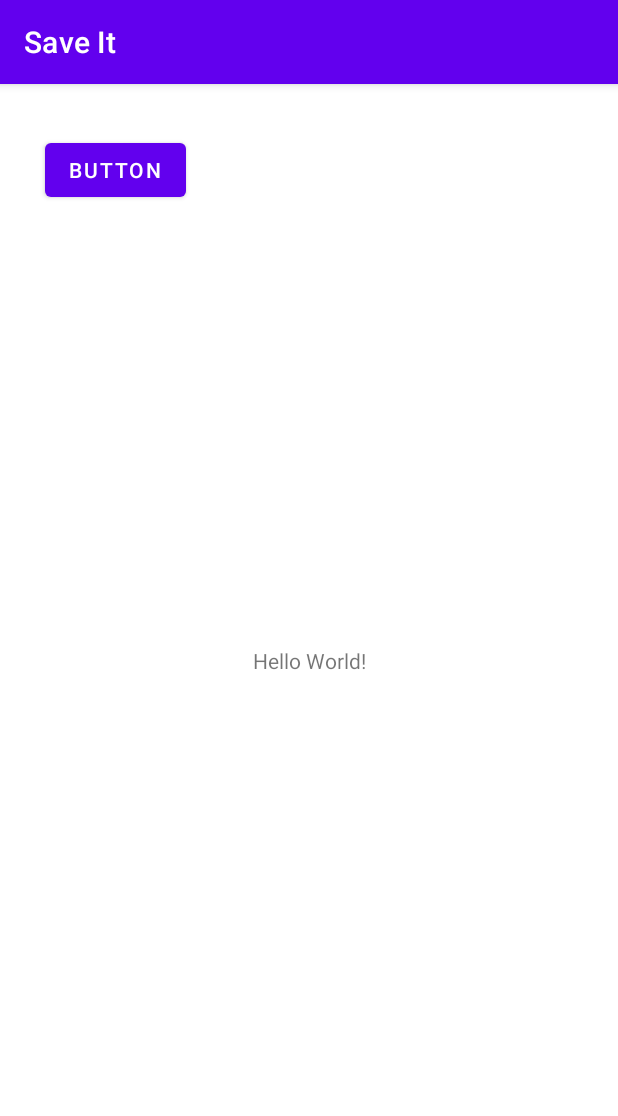
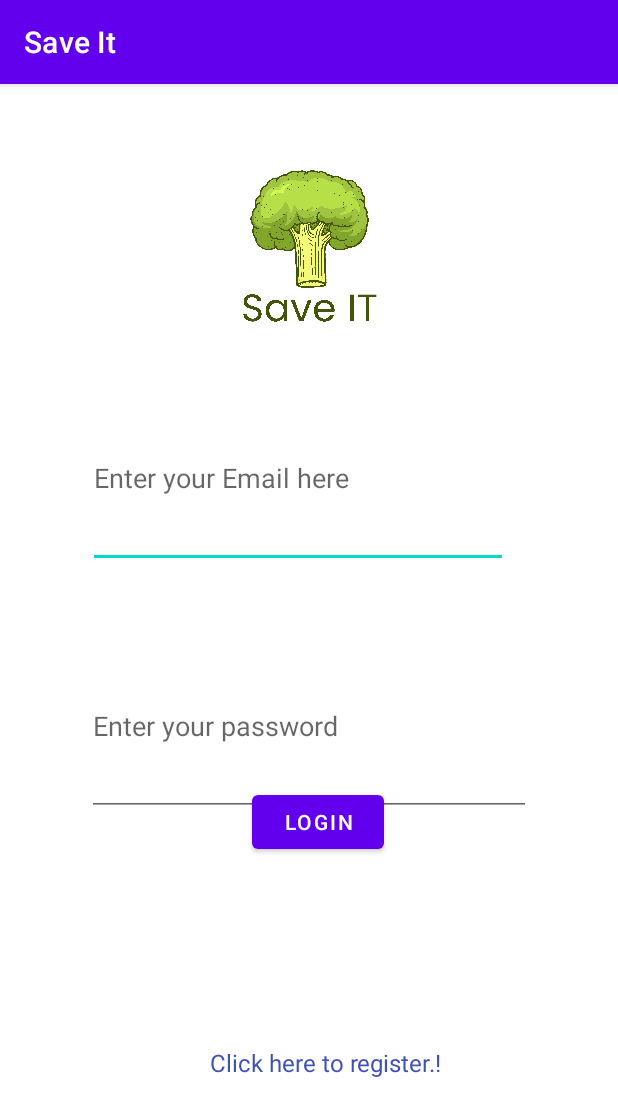
Before and after one commit to CSIS3175-inclass/SaveIt, an Android app: the screen it shows after launch (MainActivity), on a phone screen of 412 x 824 dp. Shown: the top 1116 px of the screen. Run offline under Robolectric (Android 15) with nearby library versions, the phone set to English and light mode, and no system bars.

Commit message:
basic 1,2,3 screens

```diff
--- a/app/src/main/AndroidManifest.xml
+++ b/app/src/main/AndroidManifest.xml
@@ -11,6 +11,12 @@
         android:supportsRtl="true"
         android:theme="@style/Theme.SaveIt"
         tools:targetApi="31">
+        <activity
+            android:name=".managerRegister"
+            android:exported="false" />
+        <activity
+            android:name=".Registration"
+            android:exported="false" />
         <activity
             android:name=".RestaurantActivity"
             android:exported="false" />
--- a/app/src/main/java/com/group8/saveit/MainActivity.java
+++ b/app/src/main/java/com/group8/saveit/MainActivity.java
@@ -6,6 +6,7 @@ import android.content.Intent;
 import android.os.Bundle;
 import android.view.View;
 import android.widget.Button;
+import android.widget.TextView;
 
 public class MainActivity extends AppCompatActivity {
 
@@ -14,6 +15,13 @@ public class MainActivity extends AppCompatActivity {
         super.onCreate(savedInstanceState);
         setContentView(R.layout.activity_main);
         Button button = findViewById(R.id.button);
+        TextView txtRegister=findViewById(R.id.registerLink);
+        txtRegister.setOnClickListener(new View.OnClickListener() {
+            @Override
+            public void onClick(View view) {
+startActivity(new Intent(MainActivity.this,Registration.class));
+            }
+        });
         button.setOnClickListener(new View.OnClickListener() {
             @Override
             public void onClick(View v) {
--- a/app/src/main/res/layout/activity_main.xml
+++ b/app/src/main/res/layout/activity_main.xml
@@ -6,24 +6,69 @@
     android:layout_height="match_parent"
     tools:context=".MainActivity">
 
-    <TextView
-        android:id="@+id/textView"
-        android:layout_width="wrap_content"
-        android:layout_height="wrap_content"
-        android:text="Hello World!"
-        app:layout_constraintBottom_toBottomOf="parent"
-        app:layout_constraintEnd_toEndOf="parent"
-        app:layout_constraintStart_toStartOf="parent"
-        app:layout_constraintTop_toTopOf="parent" />
-
     <Button
         android:id="@+id/button"
         android:layout_width="wrap_content"
         android:layout_height="wrap_content"
-        android:layout_marginStart="30dp"
-        android:layout_marginTop="33dp"
-        android:text="Button"
+        android:layout_marginStart="168dp"
+        android:layout_marginTop="468dp"
+        android:text="@string/btnLabelLogin"
         app:layout_constraintStart_toStartOf="parent"
         app:layout_constraintTop_toTopOf="parent" />
 
+    <ImageView
+        android:id="@+id/imageView"
+        android:layout_width="134dp"
+        android:layout_height="0dp"
+        android:layout_marginTop="48dp"
+        android:layout_marginBottom="35dp"
+        app:layout_constraintBottom_toTopOf="@+id/txtEmail"
+        app:layout_constraintEnd_toEndOf="parent"
+        app:layout_constraintStart_toStartOf="parent"
+        app:layout_constraintTop_toTopOf="parent"
+        app:srcCompat="@drawable/logo" />
+
+    <EditText
+        android:id="@+id/txtEmail"
+        android:layout_width="280dp"
+        android:layout_height="0dp"
+        android:layout_marginBottom="45dp"
+        android:ems="10"
+        android:hint="@string/emailInput"
+        android:inputType="textPersonName"
+        app:layout_constraintBottom_toTopOf="@+id/txtPassword"
+        app:layout_constraintEnd_toEndOf="parent"
+        app:layout_constraintHorizontal_bias="0.442"
+        app:layout_constraintStart_toStartOf="parent"
+        app:layout_constraintTop_toBottomOf="@+id/imageView" />
+
+    <EditText
+        android:id="@+id/txtPassword"
+        android:layout_width="0dp"
+        android:layout_height="0dp"
+        android:layout_marginStart="58dp"
+        android:layout_marginEnd="58dp"
+        android:layout_marginBottom="153dp"
+        android:ems="10"
+        android:hint="@string/passwordInput"
+        android:inputType="textPersonName"
+        app:layout_constraintBottom_toTopOf="@+id/registerLink"
+        app:layout_constraintEnd_toEndOf="parent"
+        app:layout_constraintStart_toStartOf="parent"
+        app:layout_constraintTop_toBottomOf="@+id/txtEmail" />
+
+    <TextView
+        android:id="@+id/registerLink"
+        android:layout_width="224dp"
+        android:layout_height="0dp"
+        android:layout_marginBottom="7dp"
+        android:text="@string/RegisterHere"
+        android:textColor="#3F51B5"
+        android:textSize="16sp"
+        app:layout_constraintBottom_toBottomOf="parent"
+        app:layout_constraintEnd_toEndOf="parent"
+        app:layout_constraintHorizontal_bias="0.743"
+        app:layout_constraintStart_toStartOf="parent"
+        app:layout_constraintTop_toBottomOf="@+id/txtPassword" />
+
 </androidx.constraintlayout.widget.ConstraintLayout>
--- a/app/src/main/res/values/colors.xml
+++ b/app/src/main/res/values/colors.xml
@@ -7,4 +7,6 @@
     <color name="teal_700">#FF018786</color>
     <color name="black">#FF000000</color>
     <color name="white">#FFFFFFFF</color>
+    <color name="my_button_color">#959695</color>
+
 </resources>
--- a/app/src/main/res/values/strings.xml
+++ b/app/src/main/res/values/strings.xml
@@ -1,9 +1,26 @@
 <resources>
     <string name="app_name">Save It</string>
     <string name="txtRestaurantName">A restaurant</string>
+    <string name="RestaurantName">Enter the name of the Restuarent</string>
+
     <!-- TODO: Remove or change this placeholder text -->
     <string name="hello_blank_fragment">Hello blank fragment</string>
     <string name="txtTotal">total</string>
     <string name="btnOrder">order</string>
     <string name="txtDefaultTotal">$0</string>
+    <string name="passwordInput">Enter your password</string>
+    <string name="emailInput">Enter your Email here</string>
+    <string name="btnLabelLogin">LOGIN</string>
+    <string name="RegisterHere">Click here to register.!</string>
+    <string name="Zipcode">Zipcode</string>
+    <string name="City">City</string>
+    <string name="Street">Street</string>
+    <string name="txtemail" >Enter your Email</string>
+    <string name="name" >Enter your Name</string>
+    <string name="password" >Enter your Password</string>
+    <string name="phone">Enter your Phone Number</string>
+    <string name="Register">REGISTER</string>
+    <string name="managerREgister">Click here to register as a manager</string>
+
+
 </resources>
```
Also changed, not shown: app/src/main/java/com/group8/saveit/Registration.java (added, +24 -0 lines), app/src/main/java/com/group8/saveit/managerRegister.java (added, +18 -0 lines), app/src/main/res/layout/activity_manager_register.xml (added, +160 -0 lines), app/src/main/res/layout/activity_registration.xml (added, +146 -0 lines), app/src/main/res/drawable/logo.png (added).
